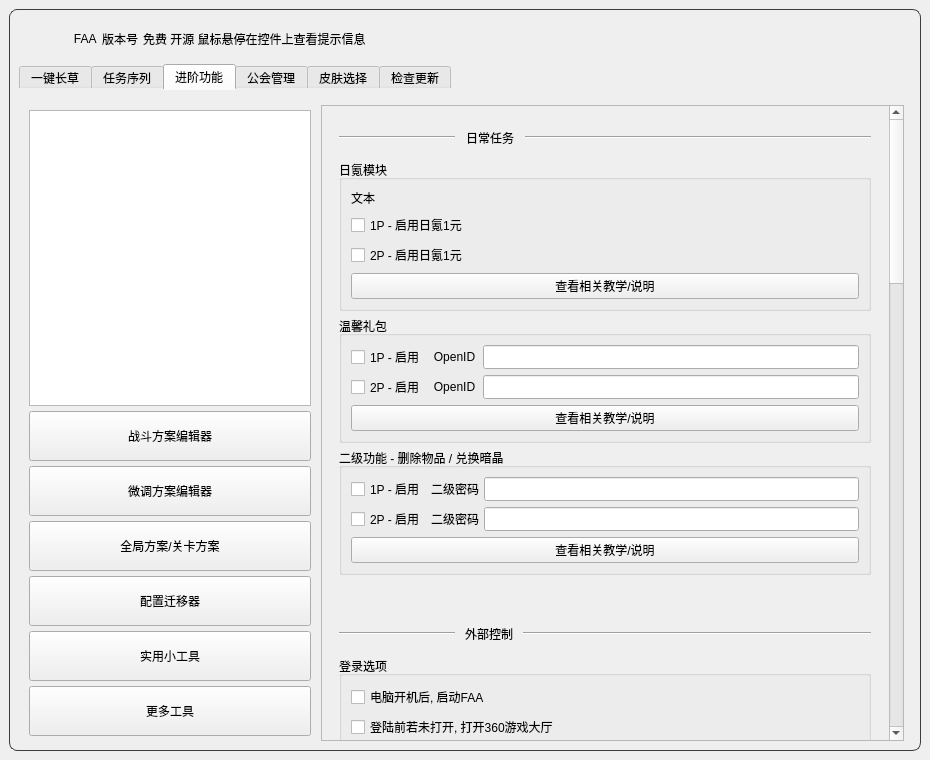
Above: resource/ui/FAA_3.0.ui from StareAbyss/FoodsVsMiceAutoAssistant before the change. Below: the same form after it.
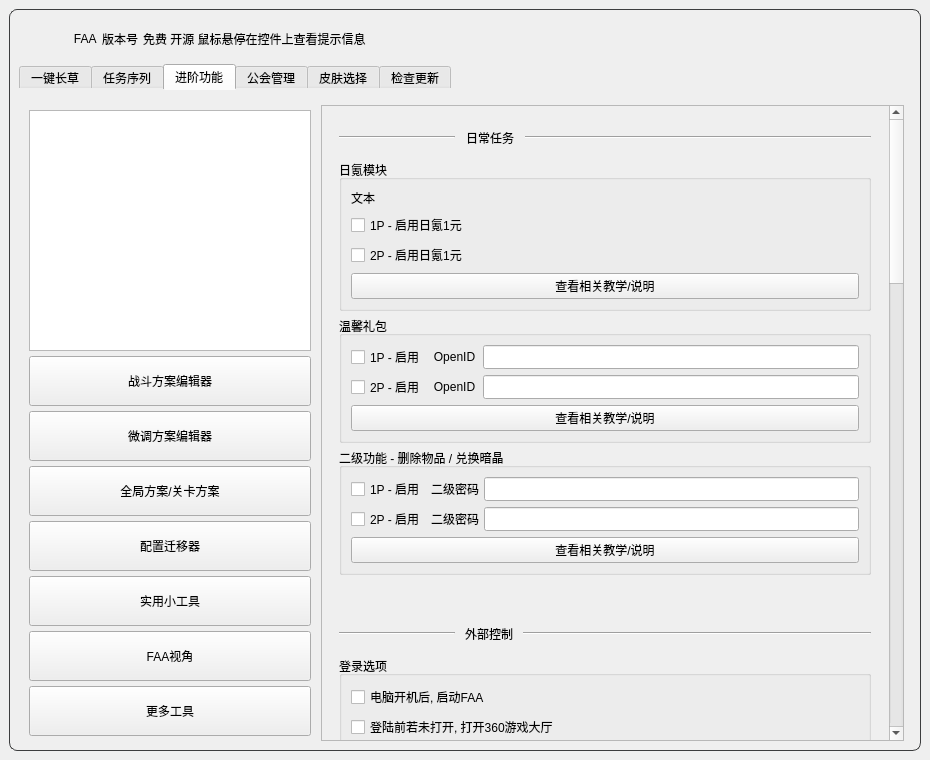
That is the form after the change. The open tabs and pages were chosen to show the change. Icons and pictures are not drawn. Custom widgets are drawn as their Qt base class.

Commit message: feat(FAA视角): 新增1P/2P实时预览、点击与识图特效及视频录制工具

What changed in the file:
```diff
--- a/resource/ui/FAA_3.0.ui
+++ b/resource/ui/FAA_3.0.ui
@@ -2902,6 +2902,34 @@
                  </property>
                 </widget>
                </item>
+               <item>
+                <widget class="QPushButton" name="OpenFAAView_Button">
+                 <property name="sizePolicy">
+                  <sizepolicy hsizetype="Expanding" vsizetype="Expanding">
+                   <horstretch>0</horstretch>
+                   <verstretch>0</verstretch>
+                  </sizepolicy>
+                 </property>
+                 <property name="minimumSize">
+                  <size>
+                   <width>0</width>
+                   <height>50</height>
+                  </size>
+                 </property>
+                 <property name="maximumSize">
+                  <size>
+                   <width>16777215</width>
+                   <height>50</height>
+                  </size>
+                 </property>
+                 <property name="toolTip">
+                  <string>实时查看 1P/2P 游戏画面、FAA 点击与识图效果，并可录制带特效的视频</string>
+                 </property>
+                 <property name="text">
+                  <string>FAA视角</string>
+                 </property>
+                </widget>
+               </item>
                <item>
                 <widget class="QPushButton" name="OpenOtherTools_Button">
                  <property name="sizePolicy">
```
The commit also changes 14 other files.
